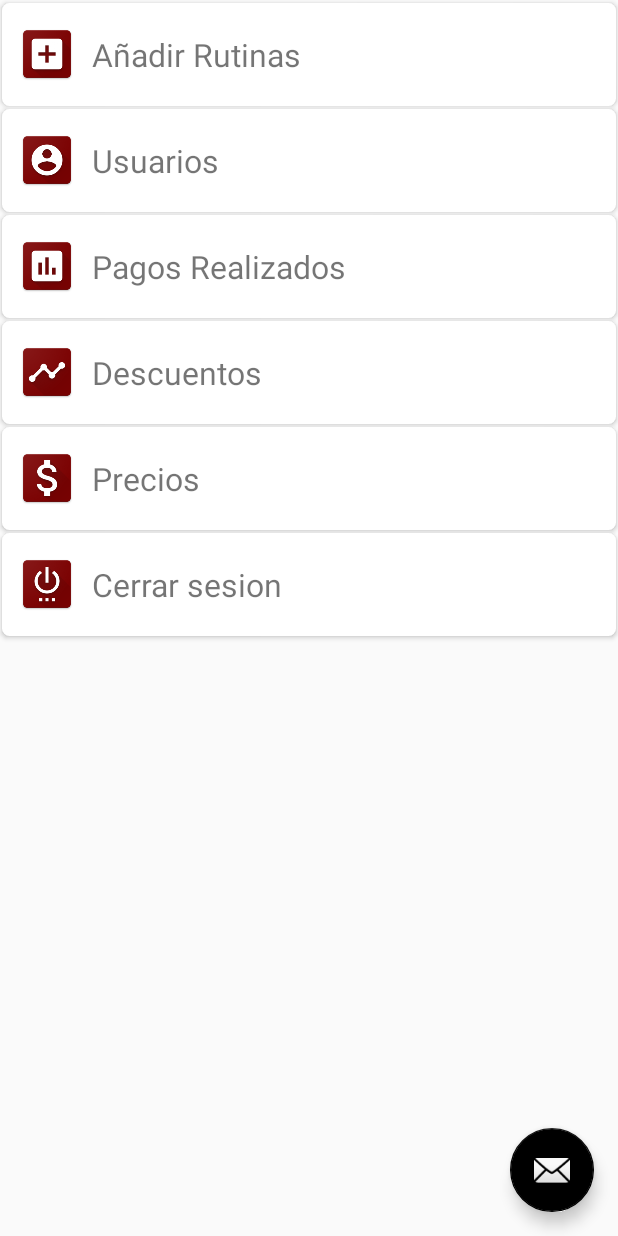
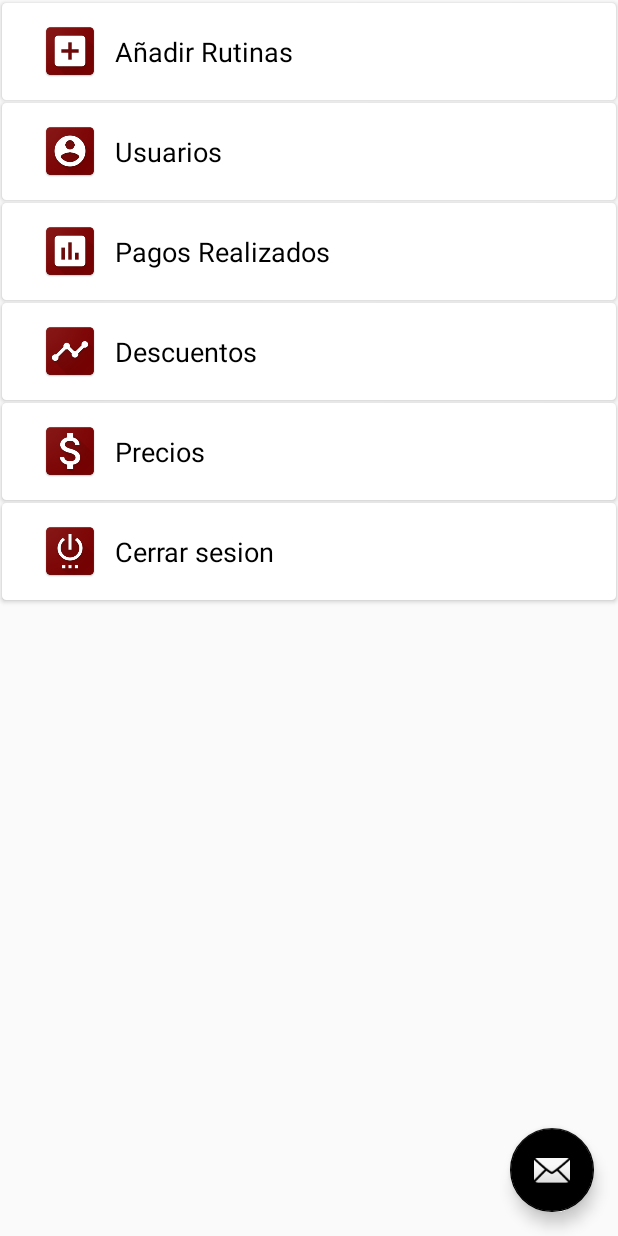
Before and after one commit to Raynor119/gimnasio, an Android app: the administradorListActivity screen opened directly, with no data from a screen before it, on a phone screen of 412 x 824 dp. Run offline under Robolectric (Android 15) with nearby library versions, the phone set to English and light mode, and no system bars.

Commit message:
mejora en diseño v2

```diff
--- /dev/null
+++ b/app/src/main/res/layout-w900dp/activity_administrador_list.xml
@@ -0,0 +1,42 @@
+<?xml version="1.0" encoding="utf-8"?>
+<android.support.design.widget.CoordinatorLayout
+	xmlns:android="http://schemas.android.com/apk/res/android"
+	xmlns:app="http://schemas.android.com/apk/res-auto"
+	xmlns:tools="http://schemas.android.com/tools"
+	android:layout_width="match_parent"
+	android:layout_height="match_parent"
+	android:fitsSystemWindows="true"
+	tools:context=".administradorListActivity">
+
+	<android.support.design.widget.AppBarLayout
+		android:id="@+id/app_bar"
+		android:layout_width="match_parent"
+		android:layout_height="wrap_content"
+		android:theme="@style/AppTheme.AppBarOverlay">
+
+
+	</android.support.design.widget.AppBarLayout>
+
+	<FrameLayout
+		android:id="@+id/frameLayout"
+		android:layout_width="match_parent"
+		android:layout_height="match_parent"
+		app:layout_behavior="@string/appbar_scrolling_view_behavior">
+
+		<include
+			layout="@layout/administrador_list"/>
+
+
+
+	</FrameLayout>
+
+
+	<android.support.design.widget.FloatingActionButton
+		android:id="@+id/fab"
+		android:layout_width="wrap_content"
+		android:layout_height="wrap_content"
+		android:layout_gravity="bottom|end"
+		android:layout_margin="@dimen/fab_margin"
+		app:srcCompat="@android:drawable/ic_dialog_email"/>
+
+</android.support.design.widget.CoordinatorLayout>
--- a/app/src/main/res/layout-w900dp/administrador_list.xml
+++ b/app/src/main/res/layout-w900dp/administrador_list.xml
@@ -15,17 +15,60 @@
 	<LinearLayout
 		android:layout_width="@dimen/item_width"
 		android:layout_height="match_parent"
-		>
+		android:orientation="vertical">
+
+		<LinearLayout
+			android:layout_width="@dimen/item_width"
+			android:layout_height="120dp"
+			android:background="@color/colorPrimary"
+			android:orientation="horizontal"
+			android:gravity="center_vertical">
+			<ImageView
+				android:id="@+id/image"
+				android:layout_height="80dp"
+				android:layout_width="80dp"
+
+				android:src="@drawable/admin"
+				android:layout_marginLeft="25dp"/>
+
+			<LinearLayout
+				android:layout_width="wrap_content"
+				android:layout_height="wrap_content"
+				android:orientation="vertical"
+				android:gravity="center_vertical">
+			<TextView
+				android:layout_width="wrap_content"
+				android:layout_height="wrap_content"
+				android:text="Administrador"
+				android:textSize="20sp"
+				android:layout_marginLeft="5dp"
+				android:textColor="#FFFFFF"/>
+				<TextView
+					android:id="@+id/username"
+					android:layout_width="wrap_content"
+					android:layout_height="wrap_content"
+					android:text="raynor9029"
+					android:textSize="14sp"
+					android:layout_marginLeft="5dp"
+					android:textColor="#FFFFFF"/>
+			</LinearLayout>
+
+		</LinearLayout>
 
 		<android.support.v7.widget.RecyclerView
 			xmlns:tools="http://schemas.android.com/tools"
 			android:id="@+id/administrador_list"
 			android:name="com.pixels.gimnasio.administradorListFragment"
 			android:layout_width="@dimen/item_width"
-			android:layout_height="match_parent"
+			android:layout_height="wrap_content"
 			app:layoutManager="LinearLayoutManager"
 			tools:context="com.pixels.gimnasio.administradorListActivity"
 			tools:listitem="@layout/administrador_list_content"/>
+		<LinearLayout
+			android:layout_width="match_parent"
+			android:layout_height="match_parent"
+			android:background="#FFFFFF"
+			android:gravity="center_vertical"/>
 
 	</LinearLayout>
 
--- a/app/src/main/res/layout/administrador_list_content.xml
+++ b/app/src/main/res/layout/administrador_list_content.xml
@@ -10,7 +10,7 @@
 	android:state_hovered="true"
 	card_view:cardBackgroundColor="@android:color/transparent"
 	android:layout_height="wrap_content"
-	card_view:cardCornerRadius="5dp"
+	card_view:cardCornerRadius="3dp"
 	android:layout_marginRight="1dp">
 
 	<LinearLayout
@@ -23,15 +23,17 @@
 			android:id="@+id/image"
 			android:layout_height="40dp"
 			android:layout_width="40dp"
+
 			android:src="@drawable/descu"
-			android:layout_marginLeft="10dp"/>
+			android:layout_marginLeft="25dp"/>
 
 		<TextView
 			android:id="@+id/content"
 			android:layout_width="wrap_content"
-			android:textSize="21sp"
+			android:textSize="18sp"
 			android:state_hovered="true"
 			android:layout_height="wrap_content"
+			android:textColor="#000000"
 			android:text="Item"
 			android:layout_marginTop="20dp"
 			android:layout_marginBottom="20dp"
--- a/app/src/main/res/values/dimens.xml
+++ b/app/src/main/res/values/dimens.xml
@@ -13,5 +13,5 @@
     <dimen name="text_margin">16dp</dimen>
     <dimen name="nav_header_vertical_spacing">8dp</dimen>
     <dimen name="nav_header_height">176dp</dimen>
-    <dimen name="item_width">300dp</dimen>
+    <dimen name="item_width">360dp</dimen>
 </resources>
```
Also changed, not shown: app/src/main/res/drawable/admin.png (added), 217 other files.
